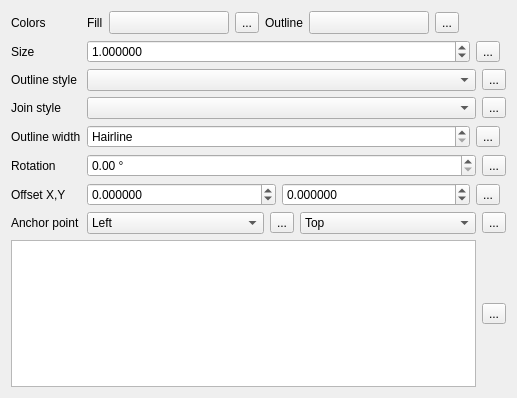
Before: the Qt Designer form src/ui/symbollayer/widget_simplemarker.ui in qgis/QGIS, drawn with Qt 5.
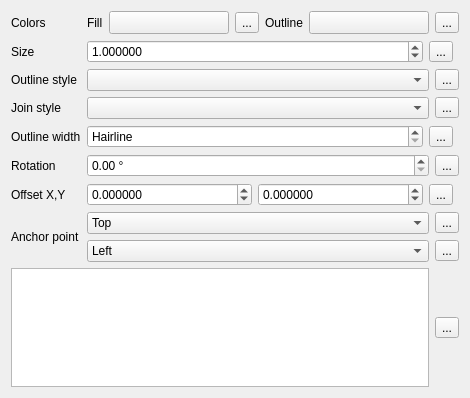
After: the same form once the commit is applied. Custom widgets are drawn as their Qt base class.

```diff
--- a/src/ui/symbollayer/widget_simplemarker.ui
+++ b/src/ui/symbollayer/widget_simplemarker.ui
@@ -6,7 +6,7 @@
    <rect>
     <x>0</x>
     <y>0</y>
-    <width>517</width>
+    <width>461</width>
     <height>398</height>
    </rect>
   </property>
@@ -120,7 +120,45 @@
     </layout>
    </item>
    <item row="10" column="1">
+    <layout class="QVBoxLayout" name="verticalLayout">
+     <item>
+      <layout class="QHBoxLayout" name="horizontalLayout_9">
+       <property name="topMargin">
+        <number>0</number>
+       </property>
+       <item>
+        <widget class="QComboBox" name="mVerticalAnchorComboBox">
+         <item>
+          <property name="text">
+           <string>Top</string>
+          </property>
+         </item>
+         <item>
+          <property name="text">
+           <string>VCenter</string>
+          </property>
+         </item>
+         <item>
+          <property name="text">
+           <string>Bottom</string>
+          </property>
+         </item>
+        </widget>
+       </item>
+       <item>
+        <widget class="QgsDataDefinedButton" name="mVerticalAnchorDDBtn">
+         <property name="text">
+          <string>...</string>
+         </property>
+        </widget>
+       </item>
+      </layout>
+     </item>
+     <item>
     <layout class="QHBoxLayout" name="horizontalLayout_5">
+       <property name="topMargin">
+        <number>0</number>
+       </property>
      <item>
       <widget class="QComboBox" name="mHorizontalAnchorComboBox">
        <item>
@@ -147,31 +185,7 @@
        </property>
       </widget>
      </item>
-     <item>
-      <widget class="QComboBox" name="mVerticalAnchorComboBox">
-       <item>
-        <property name="text">
-         <string>Top</string>
-        </property>
-       </item>
-       <item>
-        <property name="text">
-         <string>VCenter</string>
-        </property>
-       </item>
-       <item>
-        <property name="text">
-         <string>Bottom</string>
-        </property>
-       </item>
-      </widget>
-     </item>
-     <item>
-      <widget class="QgsDataDefinedButton" name="mVerticalAnchorDDBtn">
-       <property name="text">
-        <string>...</string>
-       </property>
-      </widget>
+      </layout>
      </item>
     </layout>
    </item>
```
Left out of the diff: 4 changed lines with no effect on the pictures. Lines whose indentation alone changed are shown as unchanged.
